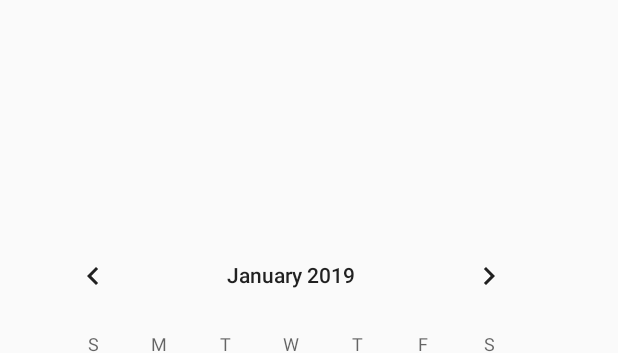
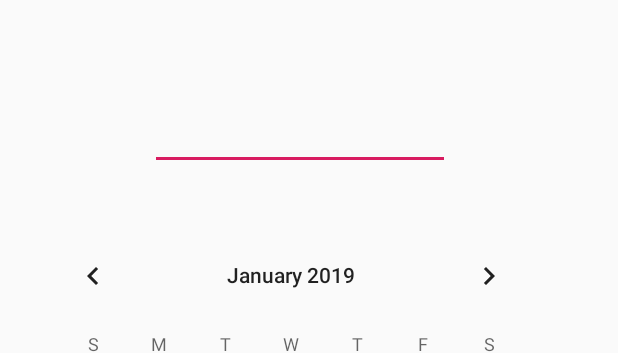
Before and after one commit to Alirezaprogramerrd99/androidProjectsMainAp, an Android app: the layout activity_calander.xml on its own in the app's theme, with its tools: preview values and no code run, on a phone screen of 412 x 824 dp. Shown: the top 353 px of the screen. Run offline under Robolectric (Android 15) with nearby library versions, the phone set to English and light mode, and no system bars.

Commit message:
using calander1

```diff
--- a/app/src/main/res/layout/activity_calander.xml
+++ b/app/src/main/res/layout/activity_calander.xml
@@ -7,13 +7,13 @@
     tools:context=".CalanderActivity">
 
 
-    <TextView
+    <EditText
         android:id="@+id/showDateTxt"
         android:layout_width="200dp"
-        android:layout_height="30dp"
-        android:layout_alignParentTop="true"
-        android:layout_centerHorizontal="true"
-        android:layout_marginTop="73dp" />
+        android:layout_height="wrap_content"
+        android:layout_marginLeft="100dp"
+
+        android:layout_marginTop="68dp" />
 
     <LinearLayout
         android:layout_marginTop="150dp"
```
Also changed, not shown: app/src/main/java/com/example/alireza/myapplicationfirst/CalanderActivity.java (+22 -2 lines), app/src/main/java/com/example/alireza/myapplicationfirst/ListActivity.java (+14 -4 lines), app/src/main/java/com/example/alireza/myapplicationfirst/Task.java (+11 -0 lines), app/src/main/res/layout/activity_main2.xml (+7 -2 lines).
